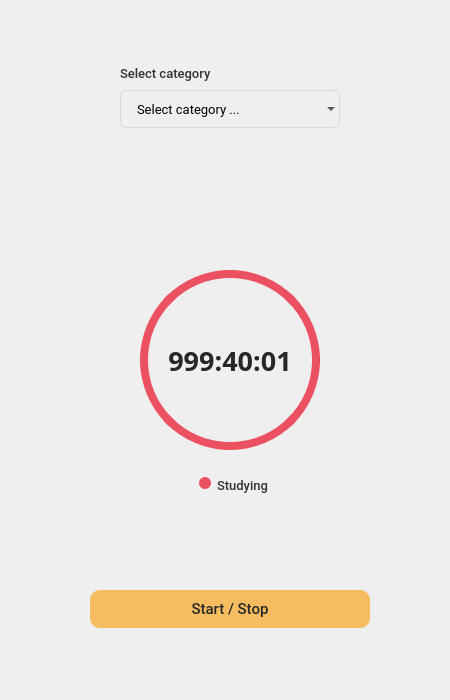
Before: the Qt Designer form timer-app/qt_ui.ui in limkokyew/tiny-applets, drawn with Qt 5.
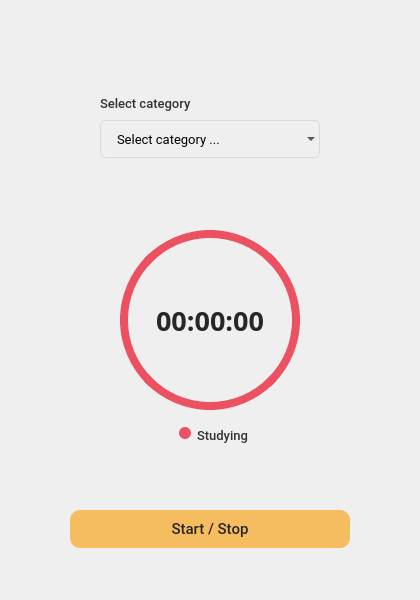
After: the same form once the commit is applied. Icons and pictures are not drawn.

What changed in the file:
```diff
--- a/timer-app/qt_ui.ui
+++ b/timer-app/qt_ui.ui
@@ -6,22 +6,19 @@
    <rect>
     <x>0</x>
     <y>0</y>
-    <width>450</width>
-    <height>700</height>
+    <width>420</width>
+    <height>600</height>
    </rect>
   </property>
   <property name="windowTitle">
    <string>MainWindow</string>
   </property>
-  <property name="styleSheet">
-   <string notr="true"/>
-  </property>
   <widget class="QWidget" name="centralwidget">
    <widget class="QLabel" name="label">
     <property name="geometry">
      <rect>
-      <x>140</x>
-      <y>270</y>
+      <x>120</x>
+      <y>230</y>
       <width>180</width>
       <height>180</height>
      </rect>
@@ -40,7 +37,7 @@
 color: #272727;</string>
     </property>
     <property name="text">
-     <string>999:40:01</string>
+     <string>00:00:00</string>
     </property>
     <property name="alignment">
      <set>Qt::AlignCenter</set>
@@ -49,8 +46,8 @@
    <widget class="QPushButton" name="pushButton">
     <property name="geometry">
      <rect>
-      <x>90</x>
-      <y>590</y>
+      <x>70</x>
+      <y>510</y>
       <width>280</width>
       <height>38</height>
      </rect>
@@ -77,8 +74,8 @@
    <widget class="QComboBox" name="category_dropdown">
     <property name="geometry">
      <rect>
-      <x>120</x>
-      <y>90</y>
+      <x>100</x>
+      <y>120</y>
       <width>220</width>
       <height>38</height>
      </rect>
@@ -148,8 +145,8 @@
    <widget class="QWidget" name="formLayoutWidget">
     <property name="geometry">
      <rect>
-      <x>140</x>
-      <y>470</y>
+      <x>120</x>
+      <y>420</y>
       <width>181</width>
       <height>31</height>
      </rect>
@@ -223,8 +220,8 @@
    <widget class="QLabel" name="label_4">
     <property name="geometry">
      <rect>
-      <x>120</x>
-      <y>65</y>
+      <x>100</x>
+      <y>95</y>
       <width>101</width>
       <height>16</height>
      </rect>
```
Left out of the diff: 8 changed lines with no effect on the pictures.
